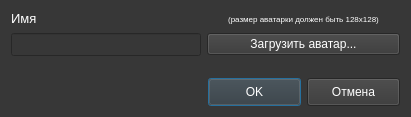
Before: the Qt Designer form ui/dialogs/user_registration.ui in Protocs/OkayMoney, drawn with Qt 5.
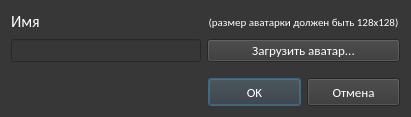
After: the same form once the commit is applied. Icons and pictures are not drawn.

Diff of the .ui file:
```diff
--- a/ui/dialogs/user_registration.ui
+++ b/ui/dialogs/user_registration.ui
@@ -46,7 +46,8 @@
       <widget class="QLabel" name="avatar_name">
        <property name="font">
         <font>
-         <pointsize>6</pointsize>
+         <family>Calibri</family>
+         <pointsize>8</pointsize>
         </font>
        </property>
        <property name="text">
@@ -61,7 +62,8 @@
       <widget class="QLabel" name="label">
        <property name="font">
         <font>
-         <pointsize>10</pointsize>
+         <family>Calibri</family>
+         <pointsize>12</pointsize>
         </font>
        </property>
        <property name="styleSheet">
@@ -80,6 +82,12 @@
          <height>23</height>
         </size>
        </property>
+       <property name="font">
+        <font>
+         <family>Calibri</family>
+         <pointsize>10</pointsize>
+        </font>
+       </property>
       </widget>
      </item>
      <item row="1" column="1">
@@ -96,6 +104,12 @@
          <height>16777215</height>
         </size>
        </property>
+       <property name="font">
+        <font>
+         <family>Calibri</family>
+         <pointsize>10</pointsize>
+        </font>
+       </property>
        <property name="focusPolicy">
         <enum>Qt::NoFocus</enum>
        </property>
@@ -145,6 +159,12 @@
          <height>28</height>
         </size>
        </property>
+       <property name="font">
+        <font>
+         <family>Calibri</family>
+         <pointsize>10</pointsize>
+        </font>
+       </property>
        <property name="text">
         <string>OK</string>
        </property>
@@ -158,6 +178,12 @@
          <height>28</height>
         </size>
        </property>
+       <property name="font">
+        <font>
+         <family>Calibri</family>
+         <pointsize>10</pointsize>
+        </font>
+       </property>
        <property name="text">
         <string>Отмена</string>
        </property>
```
